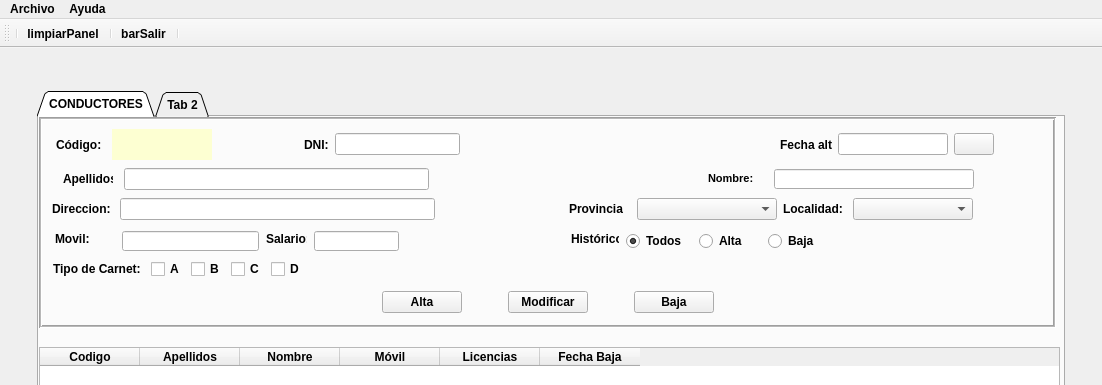
Before: the Qt Designer form templates/venta_principal.ui in EliasVGZ/vierafernandez2324, drawn with Qt 5; both pictures show x 0 to 1102 and y 0 to 385 of the 1102 by 830 pixel window.
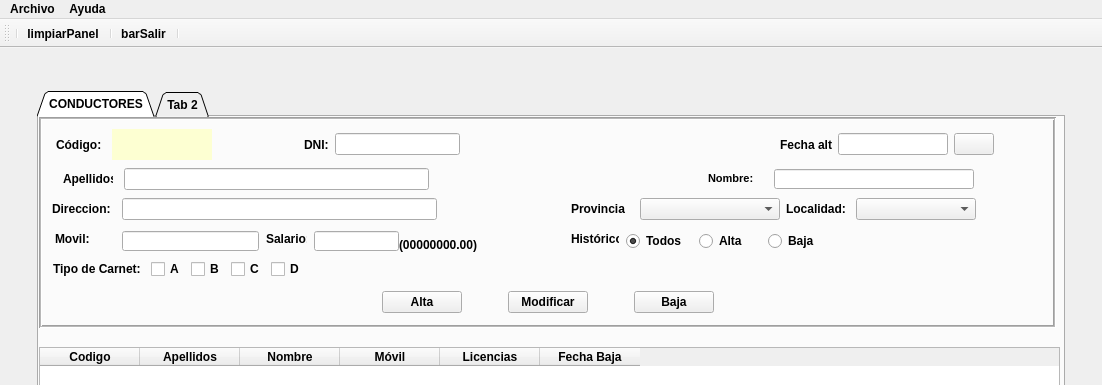
After: the same form once the commit is applied. Icons and pictures are not drawn.

```diff
--- a/templates/venta_principal.ui
+++ b/templates/venta_principal.ui
@@ -69,8 +69,8 @@
    <property name="autoFillBackground">
     <bool>true</bool>
    </property>
-   <layout class="QGridLayout" name="gridLayout">
-    <item row="0" column="0">
+   <layout class="QHBoxLayout" name="horizontalLayout">
+    <item>
      <widget class="QTabWidget" name="panelPrincipal">
       <property name="sizePolicy">
        <sizepolicy hsizetype="Expanding" vsizetype="Expanding">
@@ -151,7 +151,7 @@
         <property name="midLineWidth">
          <number>1</number>
         </property>
-        <widget class="QWidget" name="">
+        <widget class="QWidget" name="layoutWidget">
          <property name="geometry">
           <rect>
            <x>14</x>
@@ -250,7 +250,7 @@
           </item>
          </layout>
         </widget>
-        <widget class="QWidget" name="">
+        <widget class="QWidget" name="layoutWidget">
          <property name="geometry">
           <rect>
            <x>14</x>
@@ -559,7 +559,7 @@
           <string>&lt;html&gt;&lt;head/&gt;&lt;body&gt;&lt;p&gt;Histórico:&lt;/p&gt;&lt;/body&gt;&lt;/html&gt;</string>
          </property>
         </widget>
-        <widget class="QWidget" name="">
+        <widget class="QWidget" name="layoutWidget">
          <property name="geometry">
           <rect>
            <x>17</x>
@@ -771,7 +771,7 @@
           </item>
          </layout>
         </widget>
-        <widget class="QWidget" name="">
+        <widget class="QWidget" name="layoutWidget">
          <property name="geometry">
           <rect>
            <x>19</x>
@@ -872,12 +872,12 @@
           </item>
          </layout>
         </widget>
-        <widget class="QWidget" name="">
+        <widget class="QWidget" name="layoutWidget">
          <property name="geometry">
           <rect>
            <x>0</x>
            <y>80</y>
-           <width>992</width>
+           <width>995</width>
            <height>24</height>
           </rect>
          </property>
@@ -1013,6 +1013,19 @@
           </item>
          </layout>
         </widget>
+        <widget class="QLabel" name="label_2">
+         <property name="geometry">
+          <rect>
+           <x>360</x>
+           <y>120</y>
+           <width>91</width>
+           <height>16</height>
+          </rect>
+         </property>
+         <property name="text">
+          <string>&lt;html&gt;&lt;head/&gt;&lt;body&gt;&lt;p&gt;(00000000.00)&lt;/p&gt;&lt;/body&gt;&lt;/html&gt;</string>
+         </property>
+        </widget>
        </widget>
        <widget class="QTableWidget" name="tabDrivers">
         <property name="geometry">
```
Left out of the diff: 2 changed lines with no effect on the pictures.
